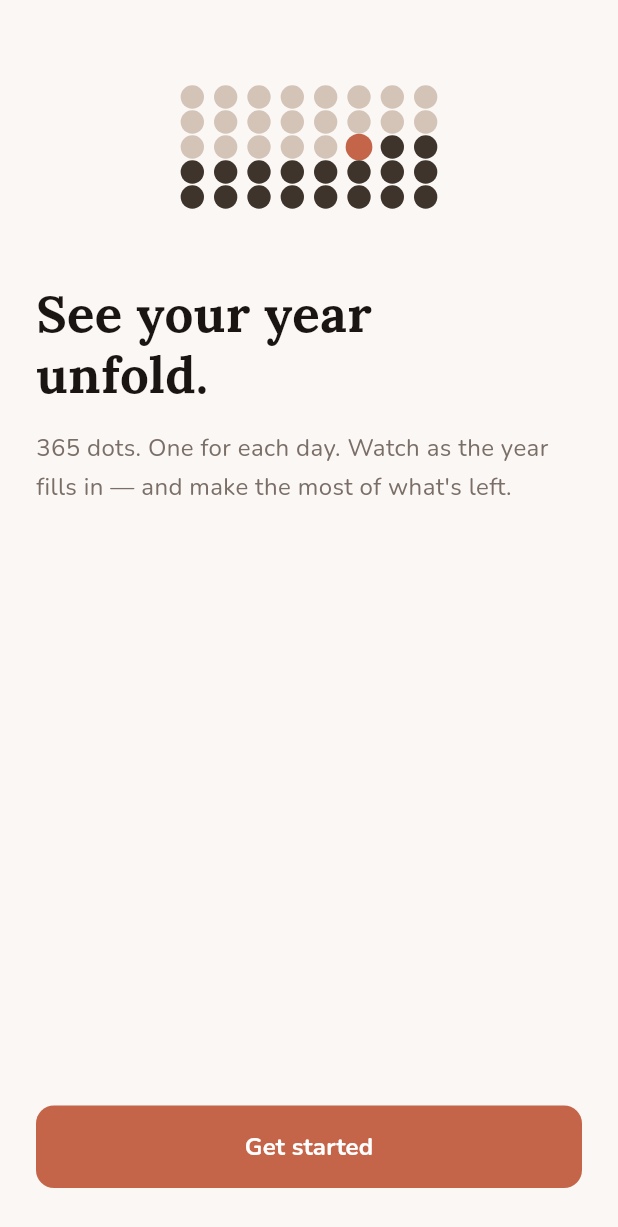
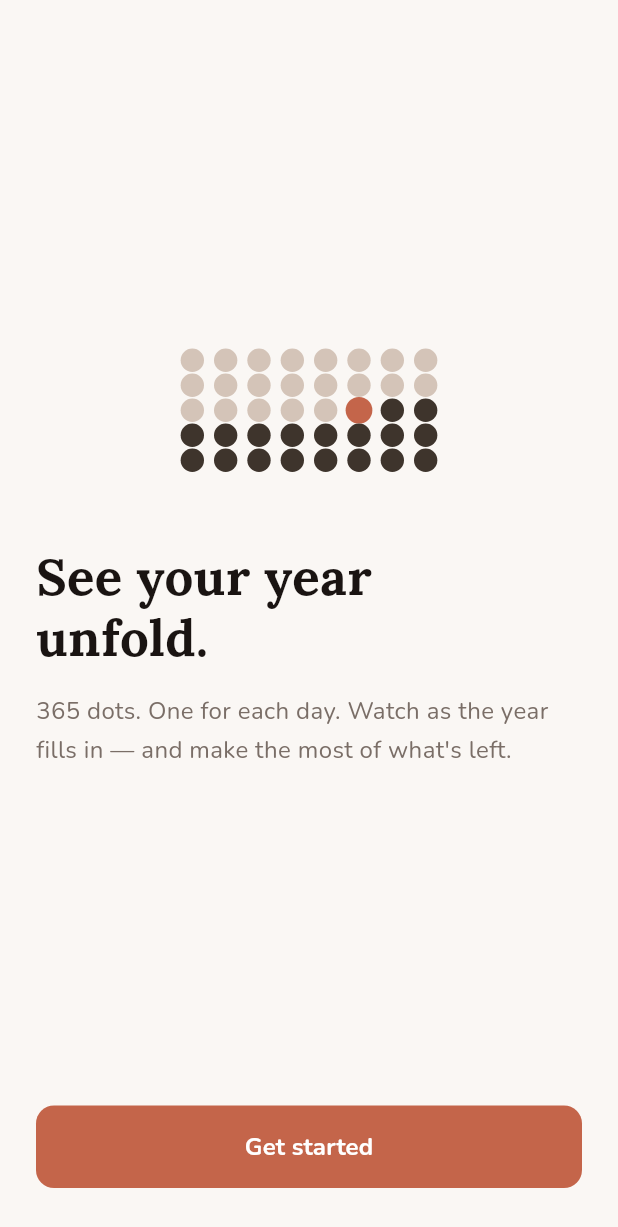
Before and after one commit to BankoleOcean29/your_days, a Flutter app: the screen it shows after launch, on a phone screen of 412 x 824 dp. Shown: the top 1227 px of the screen. Run offline on Flutter 3.47's test engine with Material 3 defaults, Android fonts, the phone set to English and light mode, and no system bars; our stand-ins replace flutter_native_splash, google_fonts, share_plus, shared_preferences, sqflite; missing offline and left inert: encrypt; accounts and stored records are empty.

Commit message:
Your days fixes (app text, and welcome screen fix)

```diff
--- a/lib/app.dart
+++ b/lib/app.dart
@@ -1,7 +1,13 @@
+import 'package:flutter/gestures.dart';
 import 'package:flutter/material.dart';
 import 'package:your_days/screens/splash_screen.dart';
 import 'package:your_days/services/preferences_service.dart';
 import 'package:your_days/theme/app_theme.dart';
+
+// Maximum logical-pixel width for the app's content column.
+// On screens wider than this (tablets, desktop browsers) the UI is centred
+// inside a constrained box so it always looks like a mobile app.
+const double _kMaxContentWidth = 520.0;
 
 class MyApp extends StatelessWidget {
   const MyApp({super.key});
@@ -17,12 +23,53 @@ class MyApp extends StatelessWidget {
       valueListenable: MyApp.themeNotifier,
       builder: (_, themeMode, __) => MaterialApp(
         debugShowCheckedModeBanner: false,
-        title: 'Your Years',
+        title: 'Your Days',
         theme: AppTheme.light,
         darkTheme: AppTheme.dark,
         themeMode: themeMode,
+        // Allow mouse/trackpad drag-to-scroll on web/desktop.
+        scrollBehavior: _AppScrollBehavior(),
+        // Global layout shell: centres content on wide screens.
+        builder: _buildShell,
         home: const SplashScreen(),
       ),
     );
   }
+
+  static Widget _buildShell(BuildContext context, Widget? child) {
+    final mq = MediaQuery.of(context);
+
+    // Narrow screens (phones): pass through untouched.
+    if (mq.size.width <= _kMaxContentWidth) {
+      return SelectionArea(child: child!);
+    }
+
+    // Wide screens (tablet / web): centre in a phone-width column.
+    // Override MediaQuery.size so inner widgets (e.g. LayoutBuilder) still
+    // think they are on a phone-sized canvas.
+    return ColoredBox(
+      color: Theme.of(context).scaffoldBackgroundColor,
+      child: Center(
+        child: SizedBox(
+          width: _kMaxContentWidth,
+          child: MediaQuery(
+            data: mq.copyWith(size: Size(_kMaxContentWidth, mq.size.height)),
+            child: SelectionArea(child: child!),
+          ),
+        ),
+      ),
+    );
+  }
 }
+
+/// Enables drag-to-scroll with mouse, stylus, and trackpad in addition to
+/// touch, which is the default Flutter behaviour.
+class _AppScrollBehavior extends MaterialScrollBehavior {
+  @override
+  Set<PointerDeviceKind> get dragDevices => {
+        PointerDeviceKind.touch,
+        PointerDeviceKind.mouse,
+        PointerDeviceKind.stylus,
+        PointerDeviceKind.trackpad,
+      };
+}
--- a/lib/screens/home/home_screen.dart
+++ b/lib/screens/home/home_screen.dart
@@ -98,14 +98,14 @@ class _HomeScreenState extends State<HomeScreen>
           child: Column(
             crossAxisAlignment: CrossAxisAlignment.start,
             children: [
-              // ── Home app bar — spec: "Your Years" Lora 22dp Bold primary + theme toggle ──
+              // ── Home app bar — spec: "Your Days" Lora 22dp Bold primary + theme toggle ──
               Padding(
                 padding: const EdgeInsets.fromLTRB(24, 16, 8, 8),
                 child: Row(
                   crossAxisAlignment: CrossAxisAlignment.center,
                   children: [
                     Text(
-                      'Your Years',
+                      'Your Days',
                       style: GoogleFonts.lora(
                         fontSize: 22,
                         fontWeight: FontWeight.bold,
--- a/lib/screens/onboarding/welcome_screen.dart
+++ b/lib/screens/onboarding/welcome_screen.dart
@@ -59,9 +59,14 @@ class _WelcomeScreenState extends State<WelcomeScreen>
             child: Column(
               crossAxisAlignment: CrossAxisAlignment.start,
               children: [
-                const SizedBox(height: 48),
-
-                // ── Decorative mini dot grid ───────────────────────────────
+                // ── Centered content block ──────────────────────────────────
+                Expanded(
+                  child: Center(
+                    child: Column(
+                      mainAxisSize: MainAxisSize.min,
+                      crossAxisAlignment: CrossAxisAlignment.start,
+                      children: [
+                        // ── Decorative mini dot grid ─────────────────────────
                         Center(
                           child: SizedBox(
                             width: 200,
@@ -86,7 +91,7 @@ class _WelcomeScreenState extends State<WelcomeScreen>
 
                         const SizedBox(height: 40),
 
-                // ── Title ──────────────────────────────────────────────────
+                        // ── Title ────────────────────────────────────────────
                         Text(
                           'See your year\nunfold.',
                           style: GoogleFonts.lora(
@@ -101,7 +106,7 @@ class _WelcomeScreenState extends State<WelcomeScreen>
 
                         const SizedBox(height: 16),
 
-                // ── Subtitle ───────────────────────────────────────────────
+                        // ── Subtitle ─────────────────────────────────────────
                         Text(
                           '365 dots. One for each day. Watch as the year fills in — and make the most of what\'s left.',
                           style: GoogleFonts.nunito(
@@ -110,10 +115,12 @@ class _WelcomeScreenState extends State<WelcomeScreen>
                             height: 1.6,
                           ),
                         ),
+                      ],
+                    ),
+                  ),
+                ),
 
-                const Spacer(),
-
-                // ── CTA ────────────────────────────────────────────────────
+                // ── CTA ──────────────────────────────────────────────────────
                 PrimaryButton(label: 'Get started', onPressed: _next),
 
                 const SizedBox(height: 32),
--- a/lib/screens/splash_screen.dart
+++ b/lib/screens/splash_screen.dart
@@ -96,11 +96,11 @@ class _SplashScreenState extends State<SplashScreen>
               ),
             ),
             const SizedBox(height: 20),
-            // "Your Years"
+            // "Your Days"
             FadeTransition(
               opacity: _textFade,
               child: Text(
-                'Your Years',
+                'Your Days',
                 style: GoogleFonts.lora(
                   fontSize: 28,
                   fontWeight: FontWeight.bold,
```
Also changed, not shown: lib/screens/journal/journal_hub_screen.dart (+13 -1 lines), lib/screens/settings/settings_screen.dart (+19 -1 lines), lib/screens/weekly_word/weekly_word_screen.dart (+24 -12 lines), lib/widgets/inputs/pin_input.dart (+50 -19 lines), 1 other file. Lines whose indentation alone changed are shown as unchanged.
